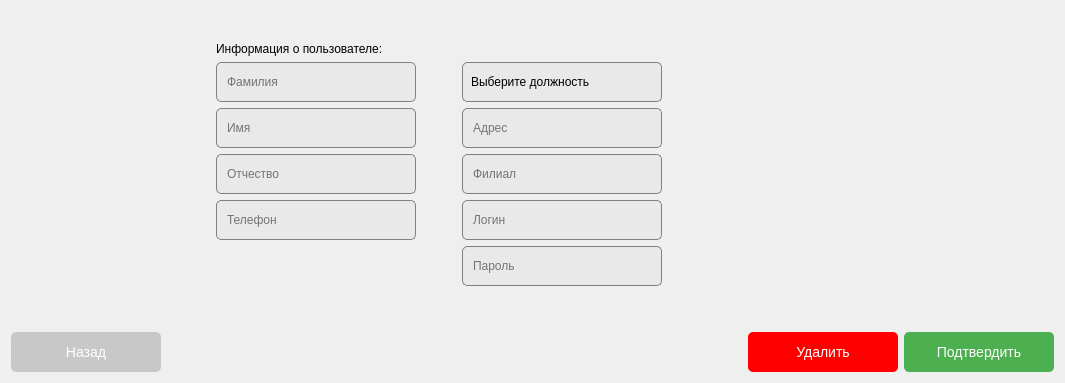
This is MDKP/changeuserdatawidget.ui in MiFit1/OSOGO as Qt 5 draws it before an edit. The edited form follows.
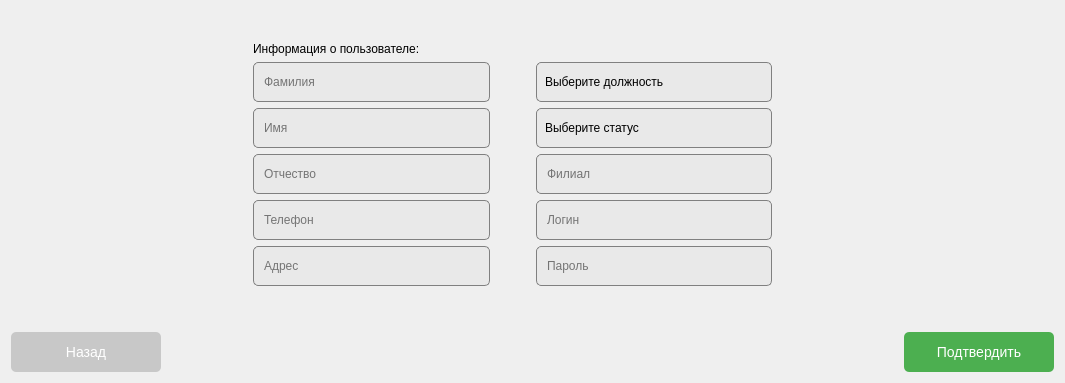
This is the edited form. Icons and pictures are not drawn.

Diff of the .ui file:
```diff
--- a/MDKP/changeuserdatawidget.ui
+++ b/MDKP/changeuserdatawidget.ui
@@ -16,39 +16,6 @@
   <layout class="QHBoxLayout" name="horizontalLayout">
    <item>
     <layout class="QGridLayout" name="gridLayout_2">
-     <item row="3" column="3">
-      <widget class="QLineEdit" name="Address">
-       <property name="sizePolicy">
-        <sizepolicy hsizetype="Expanding" vsizetype="Minimum">
-         <horstretch>0</horstretch>
-         <verstretch>0</verstretch>
-        </sizepolicy>
-       </property>
-       <property name="minimumSize">
-        <size>
-         <width>200</width>
-         <height>40</height>
-        </size>
-       </property>
-       <property name="styleSheet">
-        <string notr="true">QLineEdit {
-	font: 500 9pt &quot;Montserrat Medium&quot;;
-   background: #e9e9e9;
-	border-radius: 5px;
-	padding: 8px;
-	border: 1px solid gray;
-}
-
-QLineEdit:focus {
-    border-color: #5fbaeb;
-}
-</string>
-       </property>
-       <property name="placeholderText">
-        <string>Адрес</string>
-       </property>
-      </widget>
-     </item>
      <item row="6" column="3">
       <widget class="QLineEdit" name="PasswordLine">
        <property name="minimumSize">
@@ -278,39 +245,6 @@
        </property>
       </spacer>
      </item>
-     <item row="4" column="3">
-      <widget class="QLineEdit" name="Branch">
-       <property name="sizePolicy">
-        <sizepolicy hsizetype="Expanding" vsizetype="Minimum">
-         <horstretch>0</horstretch>
-         <verstretch>0</verstretch>
-        </sizepolicy>
-       </property>
-       <property name="minimumSize">
-        <size>
-         <width>200</width>
-         <height>40</height>
-        </size>
-       </property>
-       <property name="styleSheet">
-        <string notr="true">QLineEdit {
-	font: 500 9pt &quot;Montserrat Medium&quot;;
-   background: #e9e9e9;
-	border-radius: 5px;
-	padding: 8px;
-	border: 1px solid gray;
-}
-
-QLineEdit:focus {
-    border-color: #5fbaeb;
-}
-</string>
-       </property>
-       <property name="placeholderText">
-        <string>Филиал</string>
-       </property>
-      </widget>
-     </item>
      <item row="1" column="1">
       <widget class="QLabel" name="label">
        <property name="sizePolicy">
@@ -528,41 +462,6 @@
          </property>
         </spacer>
        </item>
-       <item>
-        <widget class="QPushButton" name="DeleteButton">
-         <property name="sizePolicy">
-          <sizepolicy hsizetype="Minimum" vsizetype="Fixed">
-           <horstretch>0</horstretch>
-           <verstretch>0</verstretch>
-          </sizepolicy>
-         </property>
-         <property name="minimumSize">
-          <size>
-           <width>150</width>
-           <height>40</height>
-          </size>
-         </property>
-         <property name="styleSheet">
-          <string notr="true">QPushButton {
-	font: 500 14pt &quot;Montserrat Medium&quot;;
-    background-color: #ff0000; 
-    color: white; 
-    border: none;
-    font-size: 14px;
-    border-radius: 5px; 
-}
-QPushButton:hover {
-    background-color: #d20000;
-}
-QPushButton:pressed {
-    background-color: #8B0000; 
-}</string>
-         </property>
-         <property name="text">
-          <string>Удалить</string>
-         </property>
-        </widget>
-       </item>
        <item>
         <widget class="QPushButton" name="ConfirmButton">
          <property name="minimumSize">
@@ -595,6 +494,129 @@
        </item>
       </layout>
      </item>
+     <item row="6" column="1">
+      <widget class="QLineEdit" name="Address">
+       <property name="sizePolicy">
+        <sizepolicy hsizetype="Expanding" vsizetype="Minimum">
+         <horstretch>0</horstretch>
+         <verstretch>0</verstretch>
+        </sizepolicy>
+       </property>
+       <property name="minimumSize">
+        <size>
+         <width>200</width>
+         <height>40</height>
+        </size>
+       </property>
+       <property name="styleSheet">
+        <string notr="true">QLineEdit {
+	font: 500 9pt &quot;Montserrat Medium&quot;;
+   background: #e9e9e9;
+	border-radius: 5px;
+	padding: 8px;
+	border: 1px solid gray;
+}
+
+QLineEdit:focus {
+    border-color: #5fbaeb;
+}
+</string>
+       </property>
+       <property name="placeholderText">
+        <string>Адрес</string>
+       </property>
+      </widget>
+     </item>
+     <item row="4" column="3">
+      <widget class="QLineEdit" name="Branch">
+       <property name="sizePolicy">
+        <sizepolicy hsizetype="Expanding" vsizetype="Minimum">
+         <horstretch>0</horstretch>
+         <verstretch>0</verstretch>
+        </sizepolicy>
+       </property>
+       <property name="minimumSize">
+        <size>
+         <width>200</width>
+         <height>40</height>
+        </size>
+       </property>
+       <property name="styleSheet">
+        <string notr="true">QLineEdit {
+	font: 500 9pt &quot;Montserrat Medium&quot;;
+   background: #e9e9e9;
+	border-radius: 5px;
+	padding: 8px;
+	border: 1px solid gray;
+}
+
+QLineEdit:focus {
+    border-color: #5fbaeb;
+}
+</string>
+       </property>
+       <property name="placeholderText">
+        <string>Филиал</string>
+       </property>
+      </widget>
+     </item>
+     <item row="3" column="3">
+      <widget class="QComboBox" name="Status">
+       <property name="minimumSize">
+        <size>
+         <width>200</width>
+         <height>40</height>
+        </size>
+       </property>
+       <property name="styleSheet">
+        <string notr="true">QComboBox {
+	font: 500 9pt &quot;Montserrat Medium&quot;;
+   background: #e9e9e9;
+	border-radius: 5px;
+	padding: 8px;
+	border: 1px solid gray;
+}
+
+QComboBox:editable {
+    background: #5fbaeb;
+}
+
+QComboBox:!editable:on, QComboBox::drop-down:editable:on {
+    background: #cdcdcd;
+}
+
+QComboBox::drop-down {
+	subcontrol-origin: padding;
+	subcontrol-position: top right;
+	width: 25px;
+	border-left-width: 1px;
+}
+
+QComboBox::down-arrow {
+   image: url(:/images/resources/CheckMark.png);
+	width: 12px;
+	height: 12px;
+}
+QComboBox QAbstractItemView::item {
+height: 40px;
+}
+</string>
+       </property>
+       <property name="placeholderText">
+        <string>Выберите статус</string>
+       </property>
+       <item>
+        <property name="text">
+         <string>Работает</string>
+        </property>
+       </item>
+       <item>
+        <property name="text">
+         <string>Уволен</string>
+        </property>
+       </item>
+      </widget>
+     </item>
     </layout>
    </item>
   </layout>
```
